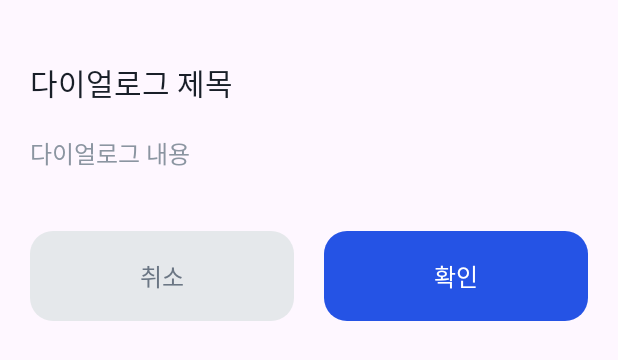
After one commit to HanJunKwon/Taboo, an Android app: the layout taboo_confirm.xml on its own in the app's theme, with its tools: preview values and no code run, on a phone screen of 412 x 824 dp. The commit adds this screen. Shown: the top 360 px of the screen. Run offline under Robolectric (Android 15) with nearby library versions, the phone set to English and light mode, and no system bars; Roboto replaces fonts that are not available here.

Commit message:
TABOO-19 TabooConfirm 추가

```diff
--- /dev/null
+++ b/Taboo/src/main/res/drawable/shape_taboo_confirm.xml
@@ -0,0 +1,5 @@
+<?xml version="1.0" encoding="utf-8"?>
+<shape xmlns:android="http://schemas.android.com/apk/res/android">
+    <solid android:color="@color/white"/>
+    <corners android:radius="10dp"/>
+</shape>
--- /dev/null
+++ b/Taboo/src/main/res/layout/taboo_confirm.xml
@@ -0,0 +1,58 @@
+<?xml version="1.0" encoding="utf-8"?>
+<androidx.constraintlayout.widget.ConstraintLayout xmlns:android="http://schemas.android.com/apk/res/android"
+    xmlns:tools="http://schemas.android.com/tools"
+    xmlns:app="http://schemas.android.com/apk/res-auto"
+    android:layout_width="match_parent"
+    android:layout_height="match_parent"
+    style="@style/Taboo.Style.Confirm">
+
+    <TextView
+        android:id="@+id/tv_confirm_title"
+        android:layout_width="match_parent"
+        android:layout_height="wrap_content"
+        android:textAppearance="@style/Taboo.TextAppearance.Confirm.Title"
+        app:layout_constraintTop_toTopOf="parent"
+        tools:text="다이얼로그 제목"/>
+
+    <TextView
+        android:id="@+id/tv_confirm_message"
+        android:layout_width="match_parent"
+        android:layout_height="wrap_content"
+        android:textAppearance="@style/Taboo.TextAppearance.Confirm.Message"
+        android:layout_marginTop="20dp"
+        app:layout_constraintTop_toBottomOf="@id/tv_confirm_title"
+        tools:text="다이얼로그 내용"/>
+
+    <androidx.constraintlayout.widget.ConstraintLayout
+        android:id="@+id/cl_confirm_button_wrapper"
+        android:layout_width="match_parent"
+        android:layout_height="wrap_content"
+        android:layout_marginTop="40dp"
+        app:layout_constraintTop_toBottomOf="@id/tv_confirm_message">
+
+        <com.kwon.taboo.button.TabooButton
+            android:id="@+id/btn_negative"
+            android:layout_width="0dp"
+            android:layout_height="60dp"
+            android:layout_marginEnd="20dp"
+            android:text="취소"
+            android:textColor="@color/taboo_black_04"
+            android:backgroundTint="@color/taboo_gray_03"
+            app:buttonShape="round"
+            app:layout_constraintTop_toTopOf="parent"
+            app:layout_constraintStart_toStartOf="parent"
+            app:layout_constraintEnd_toStartOf="@id/btn_positive"/>
+
+        <com.kwon.taboo.button.TabooButton
+            android:id="@+id/btn_positive"
+            android:layout_width="0dp"
+            android:layout_height="60dp"
+            android:text="확인"
+            app:buttonShape="round"
+            app:layout_constraintTop_toTopOf="parent"
+            app:layout_constraintStart_toEndOf="@id/btn_negative"
+            app:layout_constraintEnd_toEndOf="parent"/>
+
+    </androidx.constraintlayout.widget.ConstraintLayout>
+
+</androidx.constraintlayout.widget.ConstraintLayout>
--- a/Taboo/src/main/res/values/themes.xml
+++ b/Taboo/src/main/res/values/themes.xml
@@ -91,6 +91,20 @@
         <item name="android:textSize">14sp</item>
     </style>
 
+    <style name="Taboo.TextAppearance.Confirm">
+        <item name="android:fontFamily">@font/font_pretendard_semi_bold</item>
+    </style>
+
+    <style name="Taboo.TextAppearance.Confirm.Title">
+        <item name="android:textColor">@color/taboo_black_01</item>
+        <item name="android:textSize">20sp</item>
+    </style>
+
+    <style name="Taboo.TextAppearance.Confirm.Message">
+        <item name="android:textColor">@color/taboo_gray_01</item>
+        <item name="android:textSize">16sp</item>
+    </style>
+
     <style name="Taboo.Style"/>
 
     <style name="Taboo.Style.Button">
@@ -171,4 +185,12 @@
         <item name="android:background">@null</item>
     </style>
 
+    <style name="Taboo.Style.Confirm" parent="Theme.AppCompat.Dialog.Alert">
+        <item name="android:paddingTop">40dp</item>
+        <item name="android:paddingRight">20dp</item>
+        <item name="android:paddingLeft">20dp</item>
+        <item name="android:paddingBottom">20dp</item>
+    </style>
+
+
 </resources>
```
Also changed, not shown: Taboo/src/main/java/com/kwon/taboo/dialog/TabooConfirm.kt (added, +69 -0 lines).
